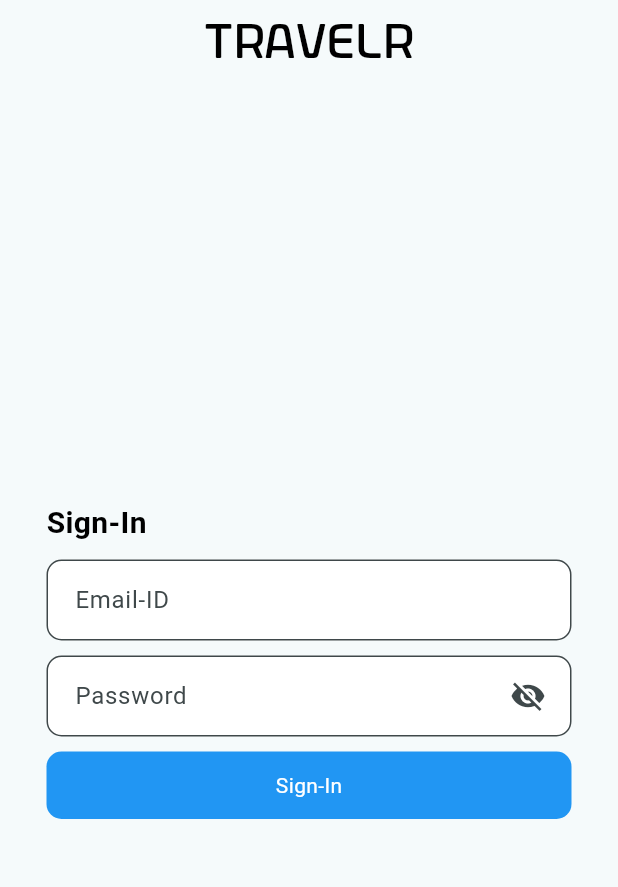
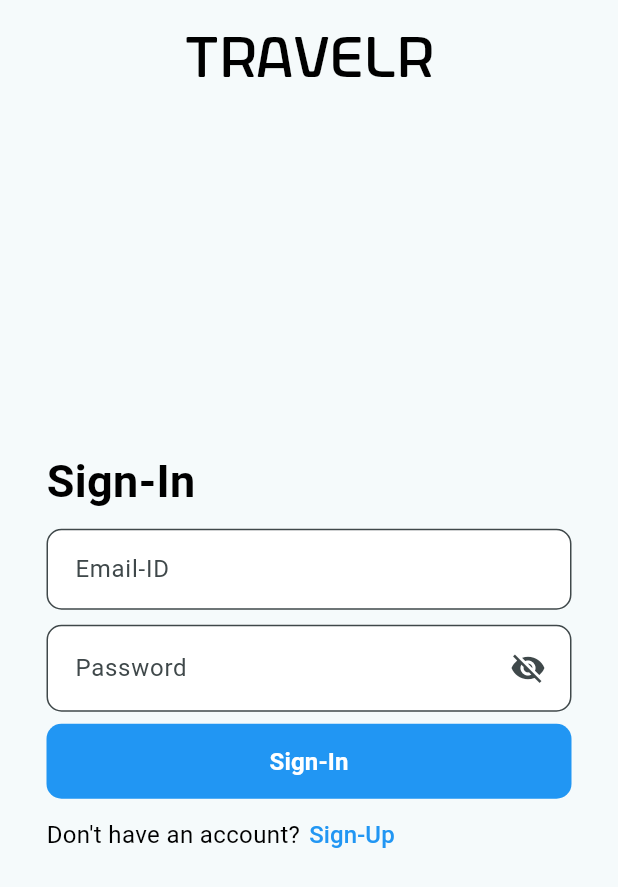
Before and after one commit to Sidd0712/travelr, a Flutter app: the screen it shows after launch, on a phone screen of 412 x 824 dp. Shown: the top 887 px of the screen. Run offline on Flutter 3.47's test engine with Material 3 defaults, Android fonts, the phone set to English and light mode, and no system bars.

Commit message:
Sign In/Up Page with Animation

```diff
--- a/lib/login/login.dart
+++ b/lib/login/login.dart
@@ -5,11 +5,15 @@ class LoginPage extends StatefulWidget {
   _LoginPageState createState() => _LoginPageState();
 }
 
-class _LoginPageState extends State<LoginPage> {
+class _LoginPageState extends State<LoginPage>
+    with SingleTickerProviderStateMixin {
   final TextEditingController _emailController = TextEditingController();
   final TextEditingController _passwordController = TextEditingController();
+  final TextEditingController _confirmPasswordController =
+      TextEditingController();
   final GlobalKey<FormState> _formKey = GlobalKey<FormState>();
   bool _obscureText = true;
+  bool _isSignUp = false;
 
   void _toggleVisibility() {
     setState(() {
@@ -17,16 +21,49 @@ class _LoginPageState extends State<LoginPage> {
     });
   }
 
-  void _login() {
+  void _toggleSignUp() {
+    setState(() {
+      _isSignUp = !_isSignUp; // Toggle between Sign-In and Sign-Up
+      _emailController.text = "";
+      _passwordController.text = "";
+      _confirmPasswordController.text = "";
+    });
+  }
+
+  void _signIn() {
     if (_formKey.currentState!.validate()) {
       String email = _emailController.text;
       String password = _passwordController.text;
 
-      // Add authentication logic here
+      if (email.isEmpty || password.isEmpty) {
+        ScaffoldMessenger.of(context).showSnackBar(
+          const SnackBar(
+              backgroundColor: Colors.black,
+              content: Center(
+                  child: Row(
+                children: [
+                  Icon(Icons.error, color: Colors.white),
+                  SizedBox(width: 5),
+                  Text("Please enter the correct credentials!!")
+                ],
+              ))),
+        );
+        return;
+      }
+
       print("Email: $email, Password: $password");
 
       ScaffoldMessenger.of(context).showSnackBar(
-        SnackBar(content: Text("Login Successful")),
+        SnackBar(
+            backgroundColor: Colors.black,
+            content: Center(
+                child: Row(
+              children: [
+                const Icon(Icons.info, color: Colors.white),
+                const SizedBox(width: 5),
+                Text("${_isSignUp ? 'Sign-Up' : 'Sign-In'} Successful!")
+              ],
+            ))),
       );
     }
   }
@@ -35,11 +72,16 @@ class _LoginPageState extends State<LoginPage> {
   Widget build(BuildContext context) {
     return Scaffold(
       appBar: AppBar(
-        title: const Text(
+        title: const Column(children: [
+          SizedBox(
+            height: 20,
+          ),
+          Text(
             "travelr",
             style: TextStyle(
-              fontFamily: "Northlane", fontSize: 32, color: Colors.black),
+                fontFamily: "Northlane", fontSize: 38, color: Colors.black),
           ),
+        ]),
         centerTitle: true,
       ),
       body: Padding(
@@ -47,20 +89,135 @@ class _LoginPageState extends State<LoginPage> {
         child: Form(
           key: _formKey,
           child: Padding(
-            padding: const EdgeInsets.only(left: 15, right: 15),
+            padding: const EdgeInsets.symmetric(horizontal: 15),
             child: Column(
               mainAxisAlignment: MainAxisAlignment.center,
               crossAxisAlignment: CrossAxisAlignment.start,
               children: [
-                const Text(
-                  "Sign-In",
-                  style: TextStyle(
-                      fontSize: 20,
-                      color: Colors.black,
-                      fontWeight: FontWeight.bold),
+                _labelText(),
+                const SizedBox(height: 10),
+                _emailField(),
+                const SizedBox(height: 10),
+                _passwordField(),
+                _confirmPasswordField(),
+                const SizedBox(height: 8),
+                _btnConfirm(),
+                Row(
+                  children: [
+                    Text(
+                      _isSignUp
+                          ? "Already have an account?"
+                          : "Don't have an account?",
+                      style: const TextStyle(color: Colors.black, fontSize: 16),
                     ),
-                const SizedBox(height: 10),
-                TextFormField(
+                    _toggleBtn()
+                  ],
+                )
+              ],
+            ),
+          ),
+        ),
+      ),
+    );
+  }
+
+  TextButton _toggleBtn() {
+    return TextButton(
+      onPressed: _toggleSignUp,
+      style: const ButtonStyle(
+          overlayColor: MaterialStatePropertyAll(Colors.transparent),
+          padding: MaterialStatePropertyAll(EdgeInsets.fromLTRB(5, 0, 0, 0))),
+      child: Text(
+        _isSignUp ? "Sign-In" : "Sign-Up",
+        style: const TextStyle(
+            color: Colors.blue,
+            //fontWeight: FontWeight.bold,
+            fontSize: 16),
+      ),
+    );
+  }
+
+  TextButton _btnConfirm() {
+    return TextButton(
+      onPressed: _signIn,
+      style: const ButtonStyle(
+        fixedSize: MaterialStatePropertyAll(Size(double.infinity, 50)),
+        padding: MaterialStatePropertyAll(EdgeInsets.zero),
+        backgroundColor: MaterialStatePropertyAll(Colors.blue),
+        shape: MaterialStatePropertyAll(RoundedRectangleBorder(
+            borderRadius: BorderRadius.all(Radius.circular(10)))),
+      ),
+      child: Center(
+        child: Text(
+          _isSignUp ? "Sign-Up" : "Sign-In",
+          style: const TextStyle(
+              color: Colors.white, fontSize: 16, fontWeight: FontWeight.bold),
+        ),
+      ),
+    );
+  }
+
+  AnimatedContainer _confirmPasswordField() {
+    return AnimatedContainer(
+      duration: const Duration(milliseconds: 300),
+      height: _isSignUp ? 65 : 0,
+      curve: Curves.easeInOut,
+      child: _isSignUp
+          ? Padding(
+              padding: const EdgeInsets.only(top: 10),
+              child: TextFormField(
+                cursorColor: Colors.black,
+                controller: _confirmPasswordController,
+                obscureText: _obscureText,
+                decoration: const InputDecoration(
+                  filled: true,
+                  hintText: "Confirm Password",
+                  contentPadding: EdgeInsets.all(15),
+                  fillColor: Colors.white,
+                  border: OutlineInputBorder(
+                      borderRadius: BorderRadius.all(Radius.circular(10))),
+                  focusedBorder: OutlineInputBorder(
+                    borderSide: BorderSide(color: Colors.blue, width: 2),
+                    borderRadius: BorderRadius.all(Radius.circular(10)),
+                  ),
+                ),
+              ),
+            )
+          : null,
+    );
+  }
+
+  TextFormField _passwordField() {
+    return TextFormField(
+      cursorColor: Colors.black,
+      controller: _passwordController,
+      obscureText: _obscureText,
+      decoration: InputDecoration(
+        suffixIcon: Padding(
+          padding: const EdgeInsets.all(5),
+          child: IconButton(
+            icon:
+                Icon((_obscureText ? Icons.visibility_off : Icons.visibility)),
+            onPressed: _toggleVisibility,
+          ),
+        ),
+        filled: true,
+        hintText: "Password",
+        contentPadding: const EdgeInsets.all(15),
+        fillColor: Colors.white,
+        border: const OutlineInputBorder(
+            borderRadius: BorderRadius.all(Radius.circular(10)),
+            borderSide: BorderSide()),
+        focusedBorder: OutlineInputBorder(
+          borderSide: const BorderSide(color: Colors.blue, width: 2),
+          borderRadius: BorderRadius.circular(10),
+        ),
+      ),
+    );
+  }
+
+  TextFormField _emailField() {
+    return TextFormField(
       cursorColor: Colors.black,
       controller: _emailController,
       decoration: const InputDecoration(
@@ -68,57 +225,22 @@ class _LoginPageState extends State<LoginPage> {
         hintText: "Email-ID",
         contentPadding: EdgeInsets.all(15),
         fillColor: Colors.white,
-                    focusColor: Colors.black,
         border: OutlineInputBorder(
             borderRadius: BorderRadius.all(Radius.circular(10)),
             borderSide: BorderSide()),
-                  ),
-                ),
-                const SizedBox(height: 10),
-                TextFormField(
-                  cursorColor: Colors.black,
-                  controller: _passwordController,
-                  obscureText: _obscureText,
-                  decoration: InputDecoration(
-                    suffixIcon: Padding(
-                      padding: EdgeInsets.only(right: 5),
-                      child: IconButton(
-                        icon: Icon((_obscureText
-                            ? Icons.visibility_off
-                            : Icons.visibility)),
-                        onPressed: _toggleVisibility,
-                      ),
-                    ),
-                    filled: true,
-                    hintText: "Password",
-                    contentPadding: const EdgeInsets.all(15),
-                    fillColor: Colors.white,
-                    focusColor: Colors.black,
-                    border: const OutlineInputBorder(
+        focusedBorder: OutlineInputBorder(
+          borderSide: BorderSide(color: Colors.blue, width: 2),
           borderRadius: BorderRadius.all(Radius.circular(10)),
-                        borderSide: BorderSide()),
-                  ),
-                ),
-                const SizedBox(height: 10),
-                Container(
-                  height: 45,
-                  width: double.infinity,
-                  decoration: const BoxDecoration(
-                    borderRadius: BorderRadius.all(Radius.circular(10)),
-                    color: Colors.blue,
-                  ),
-                  //margin: EdgeInsets.all(15),
-                  //color: Colors.blue,
-                  child: const Center(
-                    child:
-                        Text("Sign-In", style: TextStyle(color: Colors.white)),
-                  ),
-                ),
-              ],
-            ),
-          ),
         ),
       ),
     );
   }
+
+  Text _labelText() {
+    return Text(
+      _isSignUp ? "Sign-Up" : "Sign-In",
+      style: const TextStyle(
+          fontSize: 30, color: Colors.black, fontWeight: FontWeight.bold),
+    );
   }
+}
```
Lines whose indentation alone changed are shown as unchanged.
